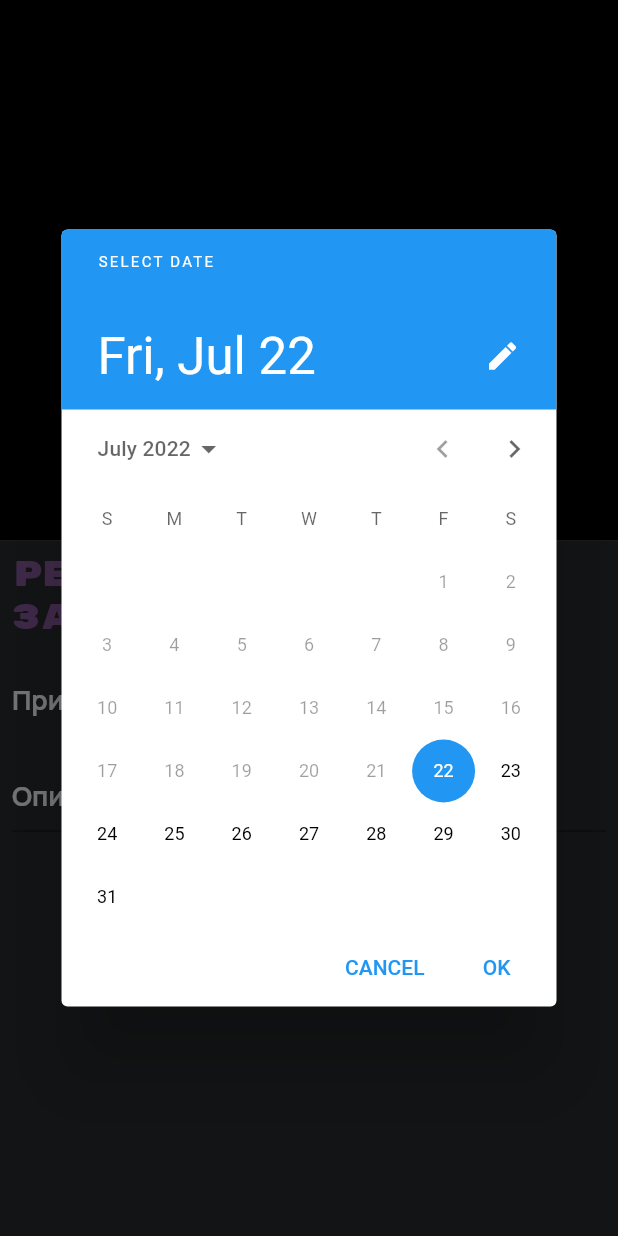
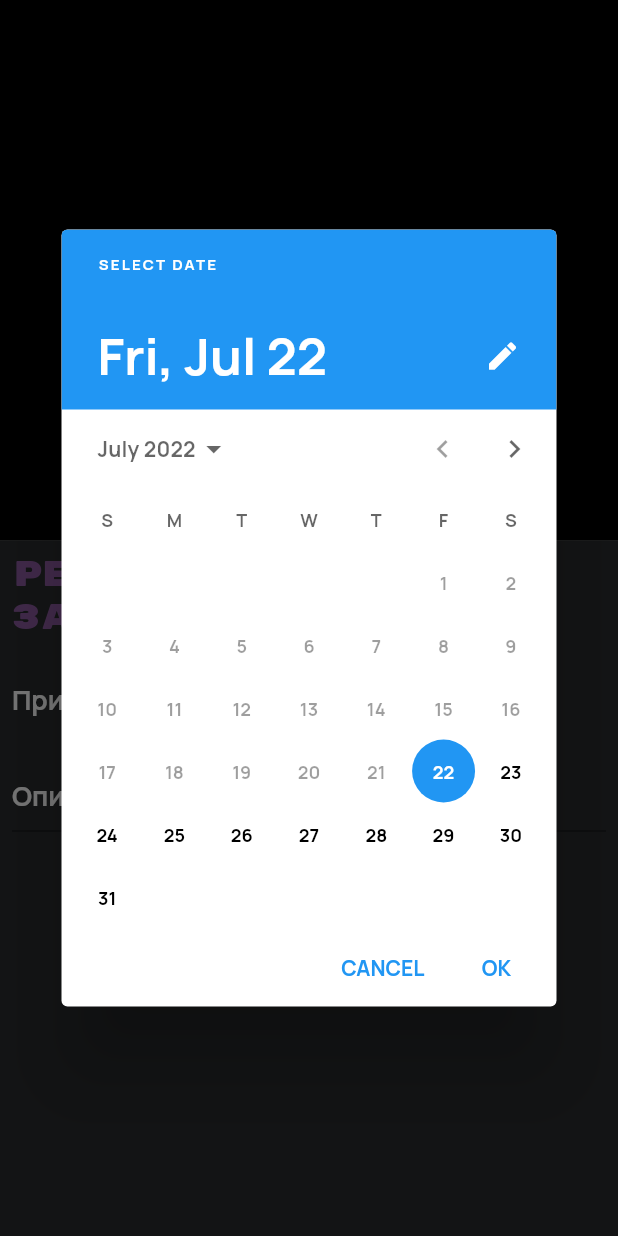
Before and after one commit to El0Ephant/todo_list_firebase, a Flutter app: what show() shows on an empty page, opened directly with empty values, after a tap on "Выбрать дату", on a phone screen of 412 x 824 dp. Run offline on Flutter 3.47's test engine with Material 2 defaults, Android fonts, the phone set to English and light mode, and no system bars; our stand-ins replace another_flushbar, bloc, cloud_firestore, firebase_auth, firebase_core, flutter_bloc and 1 more; missing offline and left inert: ordered_set; accounts and stored records are empty.

Commit message:
Микрофиксы

```diff
--- a/lib/bloc/tasks_bloc.dart
+++ b/lib/bloc/tasks_bloc.dart
@@ -1,5 +1,3 @@
-import 'dart:async';
-
 import 'package:bloc/bloc.dart';
 import 'package:meta/meta.dart';
 
--- a/lib/data/priority.dart
+++ b/lib/data/priority.dart
@@ -23,7 +23,7 @@ extension InfoExtension on Priority {
       case Priority.low:
         return TodoTheme.mainColor;
       default:
-        return Colors.black;
+        return TodoTheme.darkColor;
     }
   }
 
--- a/lib/main.dart
+++ b/lib/main.dart
@@ -10,7 +10,6 @@ import 'package:todo_list/bloc/tasks_bloc.dart';
 import 'package:todo_list/todo_theme.dart';
 import 'package:todo_list/pages/home_page.dart';
 import 'package:todo_list/data/task.dart';
-import 'package:todo_list/data/priority.dart';
 
 import 'package:ordered_set/ordered_set.dart';
 
--- a/lib/pages/home_page.dart
+++ b/lib/pages/home_page.dart
@@ -1,8 +1,5 @@
-import 'dart:collection';
-
 import 'package:flutter/material.dart';
 import 'package:firebase_auth/firebase_auth.dart';
-import 'package:firebase_core/firebase_core.dart';
 
 import 'package:todo_list/data/task_with_date.dart';
 
@@ -50,7 +47,7 @@ class HomePage extends StatelessWidget {
             if (user != null) {
               return Registered(user: user!, resetUser: _resetUser,);
             }
-            return NoUser();
+            return const NoUser();
 
           },
         )
--- a/lib/task_dialog.dart
+++ b/lib/task_dialog.dart
@@ -10,10 +10,10 @@ import 'package:todo_list/widgets/description_input.dart';
 
 
 
-class TaskDialog {
+abstract class TaskDialog {
 
   static Future<TaskWithDate?> show(context, {DateTime? curDate, Task? curTask}) async {
-    var now =  DateTime(DateTime.now().year, DateTime.now().month, DateTime.now().day);
+    final now =  DateTime(DateTime.now().year, DateTime.now().month, DateTime.now().day);
 
     var date = curDate != null ? DateTime(curDate.year, curDate.month, curDate.day) : now;
     var task = curTask != null ? Task(curTask.description, curTask.priority) : Task("-", Priority.medium);
@@ -26,7 +26,7 @@ class TaskDialog {
     }
 
     bool accept = false;
-
+    final style = Theme.of(context).textTheme.headline1;
     await showModalBottomSheet(
         context: context,
         builder: (context) {
@@ -39,7 +39,7 @@ class TaskDialog {
                   Padding(
                     padding: const EdgeInsets.all(8.0),
                     child: Text(title,
-                        style: Theme.of(context).textTheme.headline1),
+                        style: style),
                   ),
                   PriorityPick(update: (Priority p){ task.priority = p;}, initial: curTask?.priority ?? Priority.medium,),
 
@@ -50,7 +50,7 @@ class TaskDialog {
                       date = await showDatePicker(context: context, initialDate: now, firstDate:  now, lastDate:  DateTime(now.year+1, now.month, now.day)) ?? date;
                     },
                     child: Text("Выбрать дату",
-                        style: Theme.of(context).textTheme.headline1),
+                        style: style),
                   ),
                   TextButton(
                     onPressed: () {
@@ -58,7 +58,7 @@ class TaskDialog {
                       Navigator.of(context).pop();
                     },
                     child: Text("Применить",
-                        style: Theme.of(context).textTheme.headline1),
+                        style: style),
                   )
                 ],
               ));
--- a/lib/todo_theme.dart
+++ b/lib/todo_theme.dart
@@ -16,7 +16,7 @@ abstract class TodoTheme {
       bodyText2: TextStyle(
           fontSize: 13.sp, fontFamily: 'Manrope', color: lightColor),
     ),
-    //fontFamily: 'Rubik',
+    fontFamily: 'Manrope',
 
   );
 
--- a/lib/widgets/description_input.dart
+++ b/lib/widgets/description_input.dart
@@ -1,6 +1,5 @@
 import 'package:flutter/material.dart';
 
-import 'package:todo_list/todo_theme.dart';
 
 class DescriptionInput extends StatelessWidget {
   const DescriptionInput({super.key, required this.update, required this.initial});
--- a/lib/widgets/drawer/registered.dart
+++ b/lib/widgets/drawer/registered.dart
@@ -15,8 +15,8 @@ class Registered extends StatelessWidget {
 
   @override
   Widget build(BuildContext context) {
-    var headerStyle = Theme.of(context).textTheme.bodyText1!.copyWith(color: TodoTheme.mainColor);
-    var style = Theme.of(context).textTheme.bodyText2;
+    final headerStyle = Theme.of(context).textTheme.bodyText1!.copyWith(color: TodoTheme.mainColor);
+    final style = Theme.of(context).textTheme.bodyText2;
     return Column(
       children: [
         SizedBox(height: 10.h),
--- a/pubspec.yaml
+++ b/pubspec.yaml
@@ -38,6 +38,7 @@ dependencies:
   cupertino_icons: ^1.0.2
   cloud_firestore: ^3.3.0
   firebase_auth: ^3.4.2
+  firebase_core: ^1.20.0
   flutter_bloc: ^8.0.1
   sizer: ^2.0.15
 
```
Also changed, not shown: lib/data/database.dart (+13 -14 lines), lib/pages/sign_in_page.dart (+7 -1 lines), lib/pages/sign_up_page.dart (+9 -5 lines), lib/widgets/day_widget.dart (+4 -9 lines), pubspec.lock.
